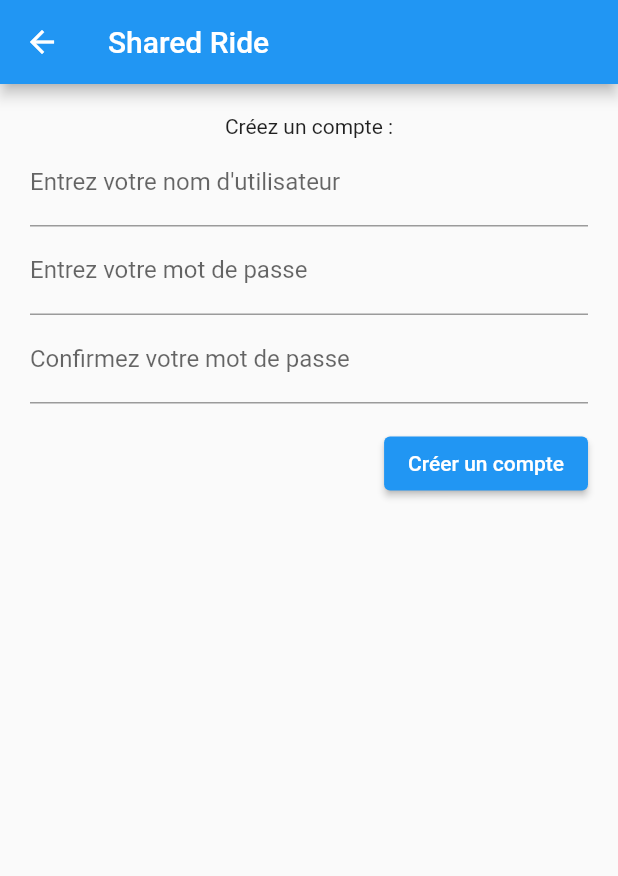
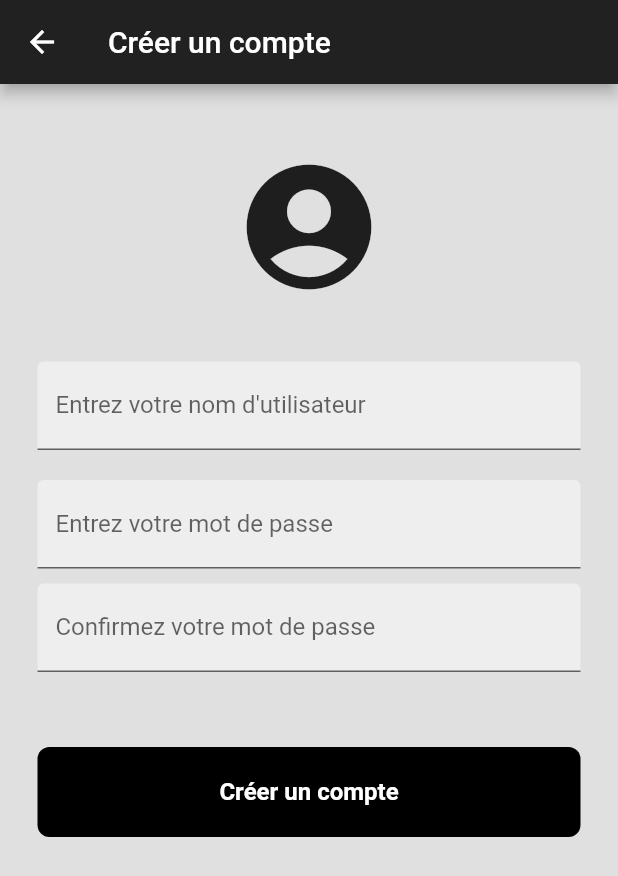
Before and after one commit to thomask7b/sharedride, a Flutter app: the screen it shows after launch, after a tap on "Se connecter", after a tap on "Créer un compte", on a phone screen of 412 x 824 dp. Shown: the top 876 px of the screen. Run offline on Flutter 3.47's test engine with Material 2 defaults, Android fonts, the phone set to English and light mode, and no system bars; our stand-ins replace flutter_html, geolocator, google_maps_flutter, objectid, sembast, wakelock; missing offline and left inert: flutter_google_places, flutter_polyline_points, google_directions_api, google_maps_webservice, stomp_dart_client; accounts and stored records are empty.

Commit message:
Amélioration du style

```diff
--- a/lib/main.dart
+++ b/lib/main.dart
@@ -1,4 +1,5 @@
 import 'package:flutter/material.dart';
+import 'package:flutter/services.dart';
 import 'package:sharedride/config.dart';
 import 'package:sharedride/services/db_service.dart';
 
@@ -7,7 +8,10 @@ import 'screens/login.dart';
 Future<void> main() async {
   WidgetsFlutterBinding.ensureInitialized();
   await initDb();
-  runApp(const SharedRideApp());
+  SystemChrome.setPreferredOrientations([DeviceOrientation.portraitUp])
+      .then((_) {
+    runApp(const SharedRideApp());
+  });
 }
 
 class SharedRideApp extends StatelessWidget {
--- /dev/null
+++ b/lib/screens/components/button.dart
@@ -0,0 +1,27 @@
+import 'package:flutter/material.dart';
+
+class Button extends StatelessWidget {
+  const Button({super.key, required this.onTap, required this.text});
+
+  final Function() onTap;
+  final String text;
+
+  @override
+  Widget build(BuildContext context) {
+    return GestureDetector(
+        onTap: onTap,
+        child: Container(
+          height: 60,
+          padding: const EdgeInsets.all(20),
+          decoration: BoxDecoration(
+              color: Colors.black, borderRadius: BorderRadius.circular(8)),
+          child: Center(
+            child: Text(text,
+                style: const TextStyle(
+                    color: Colors.white,
+                    fontWeight: FontWeight.bold,
+                    fontSize: 16)),
+          ),
+        ));
+  }
+}
--- a/lib/screens/create_account.dart
+++ b/lib/screens/create_account.dart
@@ -1,7 +1,7 @@
 import 'package:flutter/foundation.dart';
 import 'package:flutter/material.dart';
-import 'package:sharedride/config.dart';
 import 'package:sharedride/models/user.dart';
+import 'package:sharedride/screens/components/button.dart';
 import 'package:sharedride/services/users_service.dart';
 
 import '../utils.dart';
@@ -29,14 +29,18 @@ class _CreateAccountScreenState extends State<CreateAccountScreen> {
   Widget build(BuildContext context) {
     return Scaffold(
         resizeToAvoidBottomInset: false,
+        backgroundColor: Colors.grey[300],
         appBar: AppBar(
-          title: const Text(appName),
+          title: const Text("Créer un compte"),
+          backgroundColor: Colors.grey[900],
         ),
         body: Container(
-          margin: const EdgeInsets.all(20.0),
+          margin: const EdgeInsets.all(25),
           child: Column(
             children: [
-              const Text("Créez un compte :"),
+              const SizedBox(height: 20),
+              const Icon(Icons.account_circle, size: 100),
+              const SizedBox(height: 40),
               Form(
                 key: _formKey,
                 child: Column(
@@ -44,9 +48,11 @@ class _CreateAccountScreenState extends State<CreateAccountScreen> {
                   children: [
                     TextFormField(
                       controller: _usernameController,
-                      decoration: const InputDecoration(
-                        border: UnderlineInputBorder(),
+                      decoration: InputDecoration(
+                        border: const UnderlineInputBorder(),
                         labelText: "Entrez votre nom d'utilisateur",
+                        fillColor: Colors.grey.shade200,
+                        filled: true,
                       ),
                       validator: (value) {
                         final trimmedValue = value!.trim();
@@ -57,12 +63,15 @@ class _CreateAccountScreenState extends State<CreateAccountScreen> {
                         return null;
                       },
                     ),
+                    const SizedBox(height: 20),
                     TextFormField(
                       controller: _passwordController,
                       obscureText: true,
-                      decoration: const InputDecoration(
-                        border: UnderlineInputBorder(),
+                      decoration: InputDecoration(
+                        border: const UnderlineInputBorder(),
                         labelText: "Entrez votre mot de passe",
+                        fillColor: Colors.grey.shade200,
+                        filled: true,
                       ),
                       validator: (value) {
                         if (value!.isEmpty) {
@@ -71,11 +80,14 @@ class _CreateAccountScreenState extends State<CreateAccountScreen> {
                         return null;
                       },
                     ),
+                    const SizedBox(height: 10),
                     TextFormField(
                       obscureText: true,
-                      decoration: const InputDecoration(
-                        border: UnderlineInputBorder(),
+                      decoration: InputDecoration(
+                        border: const UnderlineInputBorder(),
                         labelText: "Confirmez votre mot de passe",
+                        fillColor: Colors.grey.shade200,
+                        filled: true,
                       ),
                       validator: (value) {
                         if (value != _passwordController.text) {
@@ -85,23 +97,12 @@ class _CreateAccountScreenState extends State<CreateAccountScreen> {
                       },
                     ),
                     Padding(
-                        padding: const EdgeInsets.symmetric(vertical: 16.0),
+                        padding: const EdgeInsets.symmetric(vertical: 50),
                         child: Align(
                           alignment: Alignment.centerRight,
-                          child: ElevatedButton(
-                            onPressed: () {
-                              if (_formKey.currentState!.validate()) {
-                                ScaffoldMessenger.of(context).showSnackBar(
-                                  const SnackBar(
-                                      content: Text(
-                                          'Création du compte en cours...')),
-                                );
-                                createAccount(User(_usernameController.text,
-                                        _passwordController.text))
-                                    .then(_manageCreateAccountResponse);
-                              }
-                            },
-                            child: const Text('Créer un compte'),
+                          child: Button(
+                            onTap: _createAccount,
+                            text: 'Créer un compte',
                           ),
                         )),
                   ],
@@ -110,6 +111,17 @@ class _CreateAccountScreenState extends State<CreateAccountScreen> {
             ],
           ),
         ));
+  }
+
+  _createAccount() {
+    FocusManager.instance.primaryFocus?.unfocus();
+    if (_formKey.currentState!.validate()) {
+      ScaffoldMessenger.of(context).showSnackBar(
+        const SnackBar(content: Text('Création du compte en cours...')),
+      );
+      createAccount(User(_usernameController.text, _passwordController.text))
+          .then(_manageCreateAccountResponse);
+    }
   }
 
   _manageCreateAccountResponse(bool isCreated) {
--- a/lib/screens/login.dart
+++ b/lib/screens/login.dart
@@ -1,10 +1,10 @@
 import 'package:flutter/foundation.dart';
 import 'package:flutter/material.dart';
 import 'package:sharedride/models/user.dart';
+import 'package:sharedride/screens/components/button.dart';
 import 'package:sharedride/screens/progressible_state.dart';
 import 'package:sharedride/screens/sharedride.dart';
 
-import '../config.dart';
 import '../services/auth_service.dart';
 import '../utils.dart';
 import 'create_account.dart';
@@ -24,6 +24,7 @@ class _LoginFormScreenState extends ProgressibleState<LoginFormScreen> {
   @override
   void initState() {
     super.initState();
+    FocusManager.instance.primaryFocus?.unfocus();
     authenticateSavedUser().then((isConnected) {
       if (isConnected) {
         _navigateToSharedRideScreen();
@@ -44,16 +45,20 @@ class _LoginFormScreenState extends ProgressibleState<LoginFormScreen> {
   Widget build(BuildContext context) {
     return Scaffold(
         resizeToAvoidBottomInset: false,
-      appBar: AppBar(
-        title: const Text(appName),
-      ),
-      body: Container(
-        margin: const EdgeInsets.all(20.0),
+        backgroundColor: Colors.grey[300],
+        body: SafeArea(
+            child: Center(
           child: isLoading
-            ? const Center(child: CircularProgressIndicator())
-            : Column(
+              ? const CircularProgressIndicator()
+              : Padding(
+                  padding: const EdgeInsets.symmetric(horizontal: 25.0),
+                  child: Column(
                     children: [
-                  const Text("Bienvenu sur Shared Ride"),
+                      const SizedBox(height: 40),
+                      const Icon(Icons.lock, size: 100),
+                      const SizedBox(height: 40),
+                      const Text("Identifiez vous"),
+                      const SizedBox(height: 20),
                       Form(
                         key: _formKey,
                         child: Column(
@@ -61,9 +66,11 @@ class _LoginFormScreenState extends ProgressibleState<LoginFormScreen> {
                           children: [
                             TextFormField(
                               controller: _usernameController,
-                          decoration: const InputDecoration(
-                            border: UnderlineInputBorder(),
+                              decoration: InputDecoration(
+                                border: const UnderlineInputBorder(),
                                 labelText: "Entrez votre nom d'utilisateur",
+                                fillColor: Colors.grey.shade200,
+                                filled: true,
                               ),
                               validator: (value) {
                                 final trimmedValue = value!.trim();
@@ -74,12 +81,15 @@ class _LoginFormScreenState extends ProgressibleState<LoginFormScreen> {
                                 return null;
                               },
                             ),
+                            const SizedBox(height: 20),
                             TextFormField(
                               controller: _passwordController,
                               obscureText: true,
-                          decoration: const InputDecoration(
-                            border: UnderlineInputBorder(),
+                              decoration: InputDecoration(
+                                border: const UnderlineInputBorder(),
                                 labelText: "Entrez votre mot de passe",
+                                fillColor: Colors.grey.shade200,
+                                filled: true,
                               ),
                               validator: (value) {
                                 if (!isValidPassword(value)) {
@@ -88,40 +98,57 @@ class _LoginFormScreenState extends ProgressibleState<LoginFormScreen> {
                                 return null;
                               },
                             ),
+                            const SizedBox(height: 40),
+                            Align(
+                              alignment: Alignment.centerRight,
+                              child:
+                                  Button(onTap: _signIn, text: 'Se connecter'),
+                            ),
+                          ],
+                        ),
+                      ),
+                      const SizedBox(height: 40),
+                      Align(
+                          alignment: Alignment.bottomCenter,
+                          child: Column(
+                            children: [
                               Padding(
-                            padding: const EdgeInsets.symmetric(vertical: 16.0),
-                            child: Align(
-                              alignment: Alignment.centerRight,
-                              child: ElevatedButton(
-                                onPressed: () {
-                                  if (_formKey.currentState!.validate()) {
-                                    showProgress();
-                                    authenticate(User(_usernameController.text,
-                                            _passwordController.text))
-                                        .then(_manageAuthenticationResponse);
-                                  }
-                                },
-                                child: const Text('Se connecter'),
-                              ),
+                                padding:
+                                    const EdgeInsets.symmetric(vertical: 20),
+                                child: Row(
+                                  children: [
+                                    Expanded(
+                                        child: Divider(
+                                      thickness: 0.5,
+                                      color: Colors.grey[400],
                                     )),
                                     Padding(
-                            padding: const EdgeInsets.symmetric(vertical: 16.0),
-                            child: Align(
-                              alignment: Alignment.centerRight,
-                              child: ElevatedButton(
-                                onPressed: () {
-                                  _navigateToCreateAccountScreen();
-                                },
-                                child: const Text('Créer un compte'),
+                                      padding: const EdgeInsets.symmetric(
+                                          horizontal: 10),
+                                      child: Text(
+                                        'Rejoignez nous!',
+                                        style:
+                                            TextStyle(color: Colors.grey[700]),
                                       ),
+                                    ),
+                                    Expanded(
+                                        child: Divider(
+                                      thickness: 0.5,
+                                      color: Colors.grey[400],
                                     )),
                                   ],
                                 ),
                               ),
+                              Button(
+                                onTap: _navigateToCreateAccountScreen,
+                                text: 'Créer un compte',
+                              ),
+                            ],
+                          )),
                     ],
                   ),
                 ),
-    );
+        )));
   }
 
   _manageAuthenticationResponse(bool isAuthenticated) {
@@ -138,6 +165,15 @@ class _LoginFormScreenState extends ProgressibleState<LoginFormScreen> {
     }
   }
 
+  _signIn() {
+    FocusManager.instance.primaryFocus?.unfocus();
+    if (_formKey.currentState!.validate()) {
+      showProgress();
+      authenticate(User(_usernameController.text, _passwordController.text))
+          .then(_manageAuthenticationResponse);
+    }
+  }
+
   _navigateToSharedRideScreen() {
     Navigator.of(context).pushReplacement(
         MaterialPageRoute(builder: (context) => const SharedRideScreen()));
```
Also changed, not shown: lib/screens/components/menu_item.dart (added, +22 -0 lines), lib/screens/map.dart (+20 -22 lines), lib/screens/sharedride.dart (+72 -24 lines). Lines whose indentation alone changed are shown as unchanged.
